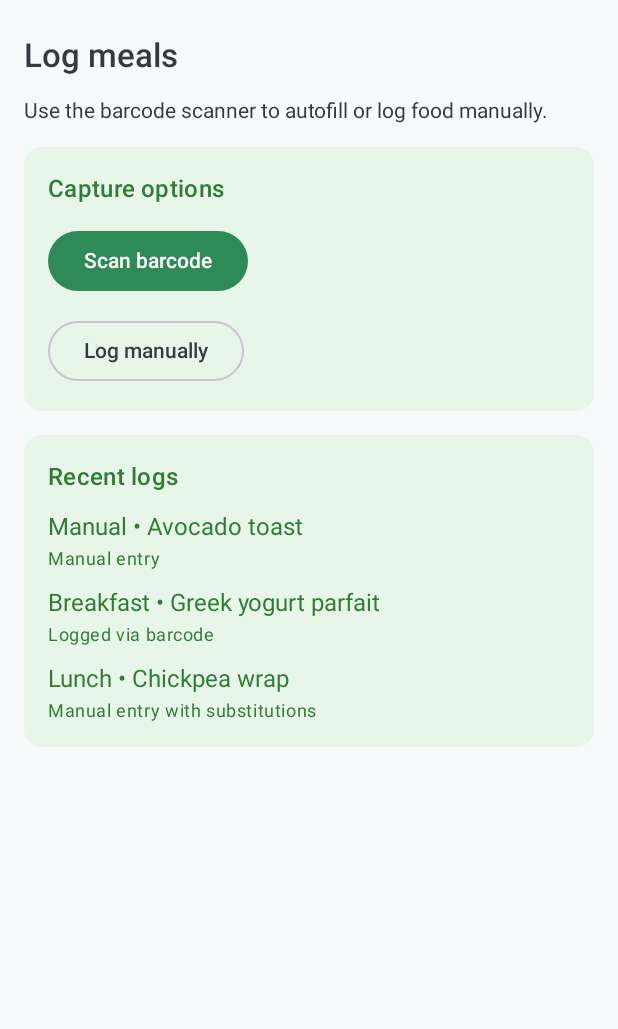
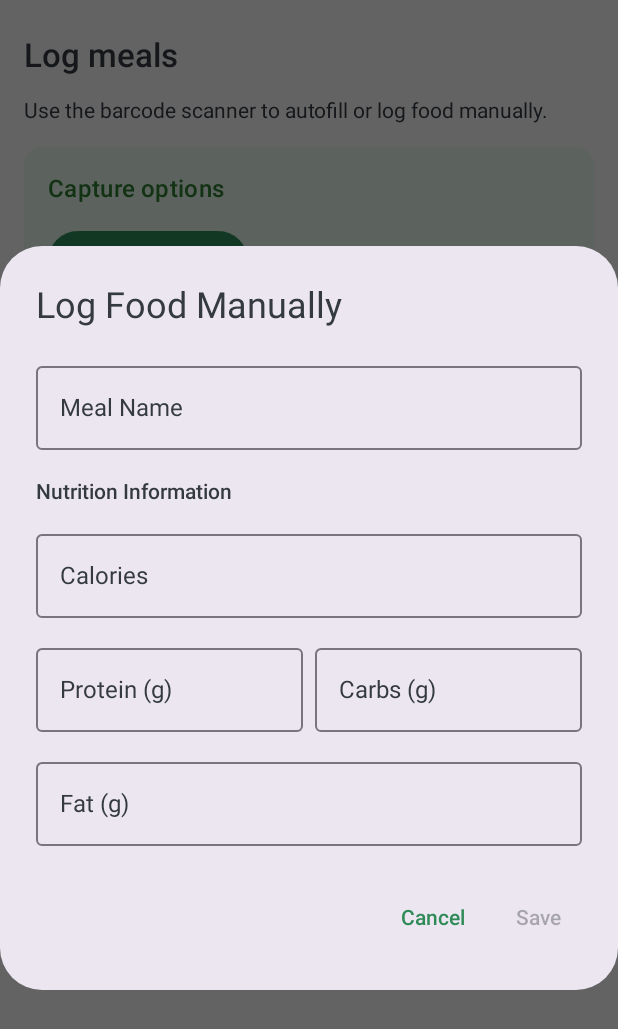
Before and after one commit to jonahr4/CS501-FinalProject, an Android app built with Jetpack Compose: the composable FoodLogScreen shown on its own in the app's theme, after a tap on "Log manually", on a phone screen of 412 x 824 dp. Shown: the top 1029 px of the screen. Run offline under Robolectric (Android 15) with nearby library versions, the phone set to English and light mode, and no system bars; our stand-ins replace Room's generated code.

Commit message:
Added Room DB and Manual Entry

```diff
--- a/app/build.gradle.kts
+++ b/app/build.gradle.kts
@@ -75,6 +75,11 @@ dependencies {
     // Accompanist permissions for camera permission handling
     implementation("com.google.accompanist:accompanist-permissions:0.32.0")
 
+    // Room database
+    implementation("androidx.room:room-runtime:2.6.1")
+    implementation("androidx.room:room-ktx:2.6.1")
+    kapt("androidx.room:room-compiler:2.6.1")
+
     // Corrected the alias for the Google Fonts dependency
     implementation(libs.google.fonts)
 
--- /dev/null
+++ b/app/src/main/java/com/example/cs501_mealmapproject/data/database/AppDatabase.kt
@@ -0,0 +1,33 @@
+package com.example.cs501_mealmapproject.data.database
+
+import android.content.Context
+import androidx.room.Database
+import androidx.room.Room
+import androidx.room.RoomDatabase
+
+@Database(
+    entities = [FoodLogEntity::class],
+    version = 1,
+    exportSchema = false
+)
+abstract class AppDatabase : RoomDatabase() {
+
+    abstract fun foodLogDao(): FoodLogDao
+
+    companion object {
+        @Volatile
+        private var INSTANCE: AppDatabase? = null
+
+        fun getDatabase(context: Context): AppDatabase {
+            return INSTANCE ?: synchronized(this) {
+                val instance = Room.databaseBuilder(
+                    context.applicationContext,
+                    AppDatabase::class.java,
+                    "mealmap_database"
+                ).build()
+                INSTANCE = instance
+                instance
+            }
+        }
+    }
+}
--- /dev/null
+++ b/app/src/main/java/com/example/cs501_mealmapproject/data/database/FoodLogDao.kt
@@ -0,0 +1,25 @@
+package com.example.cs501_mealmapproject.data.database
+
+import androidx.room.Dao
+import androidx.room.Insert
+import androidx.room.Query
+import kotlinx.coroutines.flow.Flow
+
+@Dao
+interface FoodLogDao {
+
+    @Insert
+    suspend fun insertFoodLog(foodLog: FoodLogEntity)
+
+    @Query("SELECT * FROM food_logs ORDER BY timestamp DESC")
+    fun getAllFoodLogs(): Flow<List<FoodLogEntity>>
+
+    @Query("SELECT * FROM food_logs ORDER BY timestamp DESC LIMIT :limit")
+    fun getRecentFoodLogs(limit: Int = 10): Flow<List<FoodLogEntity>>
+
+    @Query("DELETE FROM food_logs WHERE id = :id")
+    suspend fun deleteFoodLog(id: Long)
+
+    @Query("DELETE FROM food_logs")
+    suspend fun deleteAllFoodLogs()
+}
--- a/app/src/main/java/com/example/cs501_mealmapproject/ui/foodlog/FoodLogScreen.kt
+++ b/app/src/main/java/com/example/cs501_mealmapproject/ui/foodlog/FoodLogScreen.kt
@@ -40,6 +40,23 @@ fun FoodLogScreen(
 ) {
     val uiState by foodLogViewModel.uiState.collectAsState()
     var showScanner by remember { mutableStateOf(false) }
+    var showManualEntryDialog by remember { mutableStateOf(false) }
+
+    if (showManualEntryDialog) {
+        ManualEntryDialog(
+            onDismiss = { showManualEntryDialog = false },
+            onConfirm = { entry ->
+                foodLogViewModel.addManualLog(
+                    mealName = entry.mealName,
+                    calories = entry.calories,
+                    protein = entry.protein,
+                    carbs = entry.carbs,
+                    fat = entry.fat
+                )
+                showManualEntryDialog = false
+            }
+        )
+    }
 
     if (showScanner) {
         Box(modifier = modifier.fillMaxSize()) {
@@ -91,7 +108,7 @@ fun FoodLogScreen(
             modifier = modifier,
             recentLogs = uiState.recentLogs,
             onScanBarcode = { showScanner = true },
-            onAddLog = { foodLogViewModel.addLog(FoodLogEntry(meal = "Manual • Avocado toast", source = "Manual entry")) }
+            onAddLog = { showManualEntryDialog = true }
         )
     }
 }
@@ -157,16 +174,35 @@ private fun FoodLogContent(
                     text = "Recent logs",
                     style = MaterialTheme.typography.titleMedium
                 )
+                if (recentLogs.isEmpty()) {
+                    Text(
+                        text = "No logs yet. Scan a barcode or log manually to get started.",
+                        style = MaterialTheme.typography.bodySmall,
+                        color = MaterialTheme.colorScheme.onSurfaceVariant
+                    )
+                } else {
                     recentLogs.forEach { entry ->
-                    Column(verticalArrangement = Arrangement.spacedBy(4.dp)) {
+                        Column(
+                            modifier = Modifier
+                                .fillMaxWidth()
+                                .padding(vertical = 8.dp),
+                            verticalArrangement = Arrangement.spacedBy(4.dp)
+                        ) {
                             Text(
                                 text = entry.meal,
                                 style = MaterialTheme.typography.bodyLarge
                             )
                             Text(
+                                text = "${entry.calories} cal | P: ${entry.protein}g | C: ${entry.carbs}g | F: ${entry.fat}g",
+                                style = MaterialTheme.typography.bodyMedium,
+                                color = MaterialTheme.colorScheme.primary
+                            )
+                            Text(
                                 text = entry.source,
-                            style = MaterialTheme.typography.bodySmall
+                                style = MaterialTheme.typography.bodySmall,
+                                color = MaterialTheme.colorScheme.onSurfaceVariant
                             )
+                        }
                     }
                 }
             }
@@ -179,7 +215,24 @@ private fun FoodLogContent(
 private fun FoodLogScreenPreview() {
     CS501MealMapProjectTheme {
         FoodLogContent(
-            recentLogs = FoodLogUiState().recentLogs,
+            recentLogs = listOf(
+                FoodLogEntry(
+                    meal = "Greek Yogurt Parfait",
+                    calories = 250,
+                    protein = 15f,
+                    carbs = 30f,
+                    fat = 8f,
+                    source = "Manual entry"
+                ),
+                FoodLogEntry(
+                    meal = "Chicken Breast",
+                    calories = 165,
+                    protein = 31f,
+                    carbs = 0f,
+                    fat = 3.6f,
+                    source = "Scanned • Barcode: 123456"
+                )
+            ),
             onScanBarcode = {},
             onAddLog = {}
         )
--- a/app/src/main/java/com/example/cs501_mealmapproject/ui/foodlog/FoodLogViewModel.kt
+++ b/app/src/main/java/com/example/cs501_mealmapproject/ui/foodlog/FoodLogViewModel.kt
@@ -1,23 +1,67 @@
 package com.example.cs501_mealmapproject.ui.foodlog
 
+import android.app.Application
 import android.util.Log
-import androidx.lifecycle.ViewModel
+import androidx.lifecycle.AndroidViewModel
 import androidx.lifecycle.viewModelScope
+import com.example.cs501_mealmapproject.data.database.AppDatabase
+import com.example.cs501_mealmapproject.data.database.FoodLogEntity
 import com.example.cs501_mealmapproject.data.openfoodfacts.OpenFoodFactsService
 import kotlinx.coroutines.flow.MutableStateFlow
 import kotlinx.coroutines.flow.StateFlow
 import kotlinx.coroutines.flow.asStateFlow
-import kotlinx.coroutines.flow.update
 import kotlinx.coroutines.launch
 
-class FoodLogViewModel : ViewModel() {
+class FoodLogViewModel(application: Application) : AndroidViewModel(application) {
+
+    private val database = AppDatabase.getDatabase(application)
+    private val foodLogDao = database.foodLogDao()
 
     private val _uiState = MutableStateFlow(FoodLogUiState())
     val uiState: StateFlow<FoodLogUiState> = _uiState.asStateFlow()
 
-    fun addLog(entry: FoodLogEntry) {
-        _uiState.update { state ->
-            state.copy(recentLogs = listOf(entry) + state.recentLogs)
+    init {
+        loadFoodLogs()
+    }
+
+    private fun loadFoodLogs() {
+        viewModelScope.launch {
+            foodLogDao.getRecentFoodLogs(20).collect { entities ->
+                val entries = entities.map { entity ->
+                    FoodLogEntry(
+                        id = entity.id,
+                        meal = entity.mealName,
+                        calories = entity.calories,
+                        protein = entity.protein,
+                        carbs = entity.carbs,
+                        fat = entity.fat,
+                        source = entity.source,
+                        timestamp = entity.timestamp
+                    )
+                }
+                _uiState.value = FoodLogUiState(recentLogs = entries)
+            }
+        }
+    }
+
+    fun addManualLog(
+        mealName: String,
+        calories: Int,
+        protein: Float,
+        carbs: Float,
+        fat: Float
+    ) {
+        viewModelScope.launch {
+            val entity = FoodLogEntity(
+                mealName = mealName,
+                calories = calories,
+                protein = protein,
+                carbs = carbs,
+                fat = fat,
+                source = "Manual entry"
+            )
+            foodLogDao.insertFoodLog(entity)
+            Log.d("FoodLogViewModel", "Saved manual log: $mealName")
         }
     }
 
@@ -37,51 +81,63 @@ class FoodLogViewModel : ViewModel() {
                         productName
                     }
 
+                    // Extract nutrition info from OpenFoodFacts
+                    val nutriments = product.nutriments
+                    val calories = nutriments?.energyKcal?.toInt() ?: 0
+                    val protein = nutriments?.proteins?.toFloat() ?: 0f
+                    val carbs = nutriments?.carbohydrates?.toFloat() ?: 0f
+                    val fat = nutriments?.fat?.toFloat() ?: 0f
+
                     Log.d("FoodLogViewModel", "Product found: $displayName")
-                    addLog(
-                        FoodLogEntry(
-                            meal = displayName,
-                            source = "Scanned • Barcode: $barcode"
-                        )
+
+                    val entity = FoodLogEntity(
+                        mealName = displayName,
+                        calories = calories,
+                        protein = protein,
+                        carbs = carbs,
+                        fat = fat,
+                        source = "Scanned • Barcode: $barcode"
                     )
+                    foodLogDao.insertFoodLog(entity)
                 } else {
                     Log.w("FoodLogViewModel", "Product not found for barcode: $barcode")
-                    addLog(
-                        FoodLogEntry(
-                            meal = "Unknown Product",
-                            source = "Scanned • Barcode: $barcode (not in database)"
-                        )
+                    val entity = FoodLogEntity(
+                        mealName = "Unknown Product",
+                        calories = 0,
+                        protein = 0f,
+                        carbs = 0f,
+                        fat = 0f,
+                        source = "Scanned • Barcode: $barcode (not in database)"
                     )
+                    foodLogDao.insertFoodLog(entity)
                 }
             } catch (e: Exception) {
                 Log.e("FoodLogViewModel", "Error fetching product", e)
-                addLog(
-                    FoodLogEntry(
-                        meal = "Error Loading Product",
-                        source = "Scanned • Barcode: $barcode (network error)"
-                    )
+                val entity = FoodLogEntity(
+                    mealName = "Error Loading Product",
+                    calories = 0,
+                    protein = 0f,
+                    carbs = 0f,
+                    fat = 0f,
+                    source = "Scanned • Barcode: $barcode (network error)"
                 )
+                foodLogDao.insertFoodLog(entity)
             }
         }
     }
 }
 
 data class FoodLogUiState(
-    val recentLogs: List<FoodLogEntry> = demoRecentLogs
+    val recentLogs: List<FoodLogEntry> = emptyList()
 )
 
 data class FoodLogEntry(
+    val id: Long = 0,
     val meal: String,
-    val source: String
+    val calories: Int,
+    val protein: Float,
+    val carbs: Float,
+    val fat: Float,
+    val source: String,
+    val timestamp: Long = System.currentTimeMillis()
 )
-
-private val demoRecentLogs = listOf(
-    FoodLogEntry(
-        meal = "Breakfast • Greek yogurt parfait",
-        source = "Logged via barcode"
-    ),
-    FoodLogEntry(
-        meal = "Lunch • Chickpea wrap",
-        source = "Manual entry with substitutions"
-    )
-)
--- /dev/null
+++ b/app/src/main/java/com/example/cs501_mealmapproject/ui/foodlog/ManualEntryDialog.kt
@@ -0,0 +1,141 @@
+package com.example.cs501_mealmapproject.ui.foodlog
+
+import androidx.compose.foundation.layout.Arrangement
+import androidx.compose.foundation.layout.Column
+import androidx.compose.foundation.layout.Row
+import androidx.compose.foundation.layout.Spacer
+import androidx.compose.foundation.layout.fillMaxWidth
+import androidx.compose.foundation.layout.height
+import androidx.compose.foundation.layout.padding
+import androidx.compose.foundation.text.KeyboardOptions
+import androidx.compose.material3.AlertDialog
+import androidx.compose.material3.MaterialTheme
+import androidx.compose.material3.OutlinedTextField
+import androidx.compose.material3.Text
+import androidx.compose.material3.TextButton
+import androidx.compose.runtime.Composable
+import androidx.compose.runtime.getValue
+import androidx.compose.runtime.mutableStateOf
+import androidx.compose.runtime.remember
+import androidx.compose.runtime.setValue
+import androidx.compose.ui.Modifier
+import androidx.compose.ui.text.input.KeyboardType
+import androidx.compose.ui.unit.dp
+
+data class ManualFoodEntry(
+    val mealName: String,
+    val calories: Int,
+    val protein: Float,
+    val carbs: Float,
+    val fat: Float
+)
+
+@Composable
+fun ManualEntryDialog(
+    onDismiss: () -> Unit,
+    onConfirm: (ManualFoodEntry) -> Unit
+) {
+    var mealName by remember { mutableStateOf("") }
+    var calories by remember { mutableStateOf("") }
+    var protein by remember { mutableStateOf("") }
+    var carbs by remember { mutableStateOf("") }
+    var fat by remember { mutableStateOf("") }
+
+    AlertDialog(
+        onDismissRequest = onDismiss,
+        title = {
+            Text(text = "Log Food Manually")
+        },
+        text = {
+            Column(
+                modifier = Modifier.fillMaxWidth(),
+                verticalArrangement = Arrangement.spacedBy(12.dp)
+            ) {
+                OutlinedTextField(
+                    value = mealName,
+                    onValueChange = { mealName = it },
+                    label = { Text("Meal Name") },
+                    placeholder = { Text("e.g., Chicken Salad") },
+                    modifier = Modifier.fillMaxWidth(),
+                    singleLine = true
+                )
+
+                Text(
+                    text = "Nutrition Information",
+                    style = MaterialTheme.typography.labelLarge,
+                    modifier = Modifier.padding(top = 8.dp)
+                )
+
+                OutlinedTextField(
+                    value = calories,
+                    onValueChange = { calories = it.filter { char -> char.isDigit() } },
+                    label = { Text("Calories") },
+                    placeholder = { Text("e.g., 250") },
+                    modifier = Modifier.fillMaxWidth(),
+                    keyboardOptions = KeyboardOptions(keyboardType = KeyboardType.Number),
+                    singleLine = true
+                )
+
+                Row(
+                    modifier = Modifier.fillMaxWidth(),
+                    horizontalArrangement = Arrangement.spacedBy(8.dp)
+                ) {
+                    OutlinedTextField(
+                        value = protein,
+                        onValueChange = { protein = it.filter { char -> char.isDigit() || char == '.' } },
+                        label = { Text("Protein (g)") },
+                        placeholder = { Text("0") },
+                        modifier = Modifier.weight(1f),
+                        keyboardOptions = KeyboardOptions(keyboardType = KeyboardType.Decimal),
+                        singleLine = true
+                    )
+
+                    OutlinedTextField(
+                        value = carbs,
+                        onValueChange = { carbs = it.filter { char -> char.isDigit() || char == '.' } },
+                        label = { Text("Carbs (g)") },
+                        placeholder = { Text("0") },
+                        modifier = Modifier.weight(1f),
+                        keyboardOptions = KeyboardOptions(keyboardType = KeyboardType.Decimal),
+                        singleLine = true
+                    )
+                }
+
+                OutlinedTextField(
+                    value = fat,
+                    onValueChange = { fat = it.filter { char -> char.isDigit() || char == '.' } },
+                    label = { Text("Fat (g)") },
+                    placeholder = { Text("0") },
+                    modifier = Modifier.fillMaxWidth(),
+                    keyboardOptions = KeyboardOptions(keyboardType = KeyboardType.Decimal),
+                    singleLine = true
+                )
+            }
+        },
+        confirmButton = {
+            TextButton(
+                onClick = {
+                    if (mealName.isNotBlank() && calories.isNotBlank()) {
+                        onConfirm(
+                            ManualFoodEntry(
+                                mealName = mealName,
+                                calories = calories.toIntOrNull() ?: 0,
+                                protein = protein.toFloatOrNull() ?: 0f,
+                                carbs = carbs.toFloatOrNull() ?: 0f,
+                                fat = fat.toFloatOrNull() ?: 0f
+                            )
+                        )
+                    }
+                },
+                enabled = mealName.isNotBlank() && calories.isNotBlank()
+            ) {
+                Text("Save")
+            }
+        },
+        dismissButton = {
+            TextButton(onClick = onDismiss) {
+                Text("Cancel")
+            }
+        }
+    )
+}
```
Also changed, not shown: app/src/main/java/com/example/cs501_mealmapproject/data/database/FoodLogEntity.kt (added, +17 -0 lines). Lines whose indentation alone changed are shown as unchanged.
